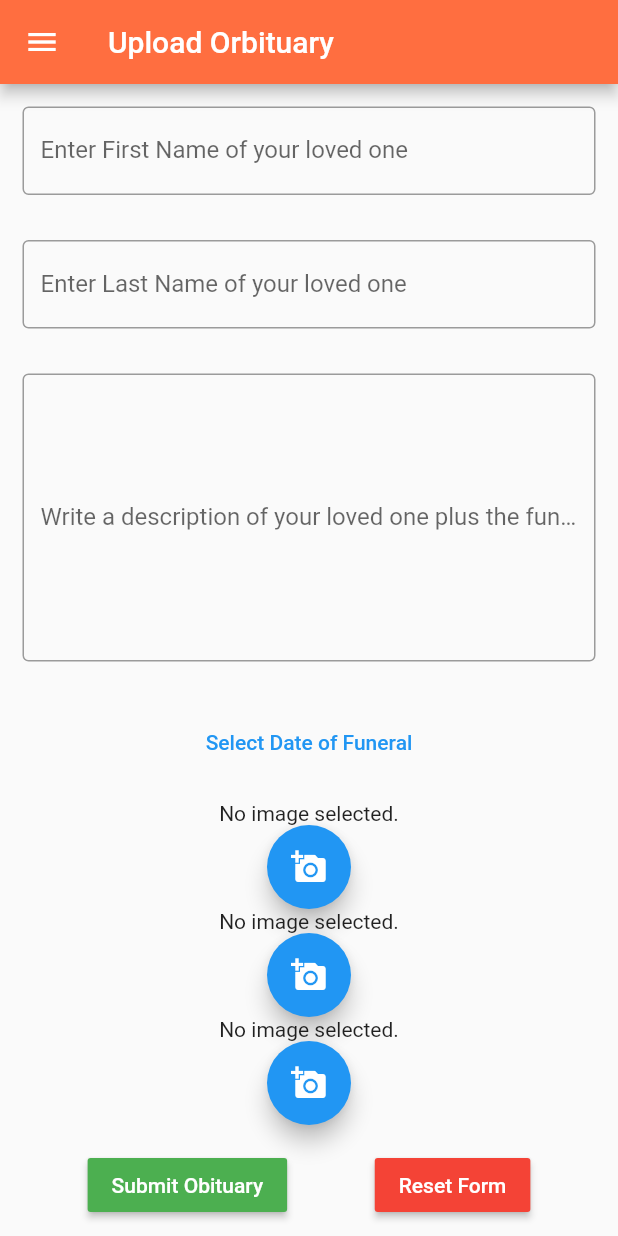
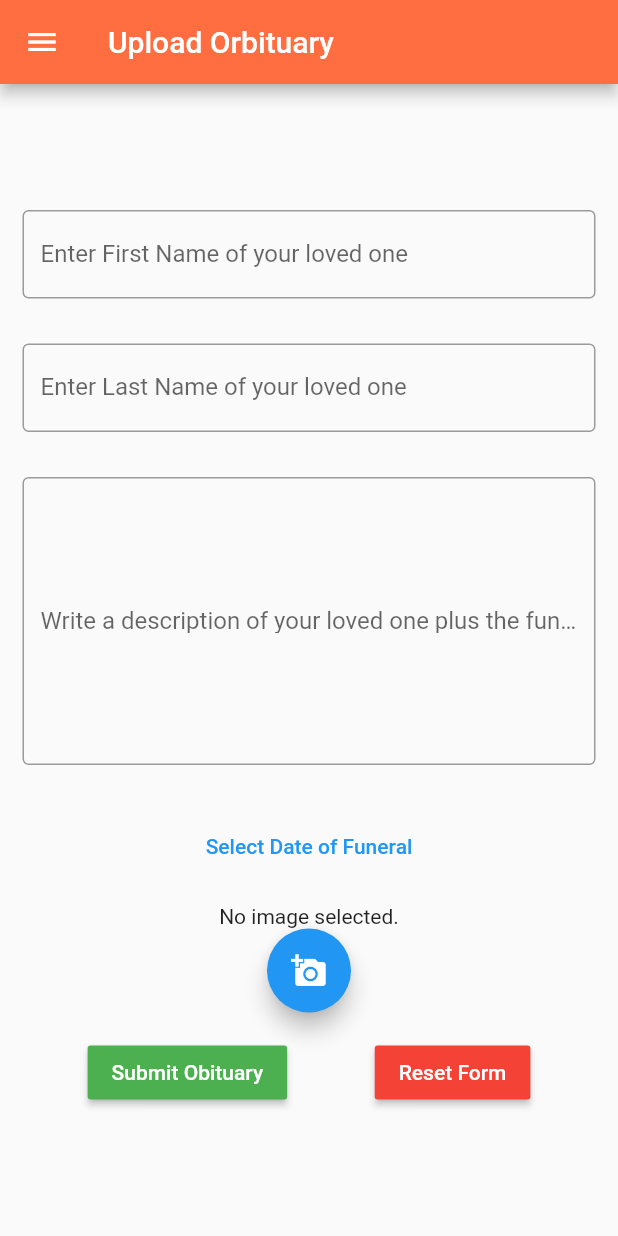
Before and after one commit to kibmuikia/rememberthee, a Flutter app: the UploadPage screen opened by its route, on a phone screen of 412 x 824 dp. Run offline on Flutter 3.47's test engine with Material 2 defaults, Android fonts, the phone set to English and light mode, and no system bars; our stand-ins replace flutter_redux, redux; missing offline and left inert: image_picker_modern.

Commit message:
time:1051hrs, reversed postupload

```diff
--- a/lib/views/orbituaries/postupload.dart
+++ b/lib/views/orbituaries/postupload.dart
@@ -24,20 +24,20 @@ class _UploadPageState extends State<UploadPage> {
   Obituary ob = new Obituary();
   var dof;
     File _image;
-    File _image1;
-    File _image2;
+    // File _image1;
+    // File _image2;
 
 
 
   Future getImage() async {
     var image = await ImagePicker.pickImage(source: ImageSource.gallery);
-     var image1 = await ImagePicker.pickImage(source: ImageSource.gallery);
-    var image2 = await ImagePicker.pickImage(source: ImageSource.gallery);
+    //  var image1 = await ImagePicker.pickImage(source: ImageSource.gallery);
+    // var image2 = await ImagePicker.pickImage(source: ImageSource.gallery);
 
     setState(() {
       _image = image;
-      _image1 = image1;
-      _image2 = image2;
+      // _image1 = image1;
+      // _image2 = image2;
     });
   }
 
@@ -203,26 +203,26 @@ class _UploadPageState extends State<UploadPage> {
                         tooltip: 'Pick Image',
                         child: Icon(Icons.add_a_photo),
                       ),
-                    Container(
-                        child: _image1 == null
-                            ? Text('No image selected.')
-                            : Image.file(_image),
-                      ),
-                       FloatingActionButton(
-                        onPressed: getImage,
-                        tooltip: 'Pick Image',
-                        child: Icon(Icons.add_a_photo),
-                      ),
-                      Container(
-                        child: _image2 == null
-                            ? Text('No image selected.')
-                            : Image.file(_image),
-                      ),
-                       FloatingActionButton(
-                        onPressed: getImage,
-                        tooltip: 'Pick Image',
-                        child: Icon(Icons.add_a_photo),
-                      ),
+                    // Container(
+                    //     child: _image1 == null
+                    //         ? Text('No image selected.')
+                    //         : Image.file(_image),
+                    //   ),
+                    //    FloatingActionButton(
+                    //     onPressed: getImage,
+                    //     tooltip: 'Pick Image',
+                    //     child: Icon(Icons.add_a_photo),
+                    //   ),
+                    //   Container(
+                    //     child: _image2 == null
+                    //         ? Text('No image selected.')
+                    //         : Image.file(_image),
+                    //   ),
+                    //    FloatingActionButton(
+                    //     onPressed: getImage,
+                    //     tooltip: 'Pick Image',
+                    //     child: Icon(Icons.add_a_photo),
+                    //   ),
                         Padding(
                           padding: const EdgeInsets.symmetric(vertical: 16.0),
                           child: Row(
```
